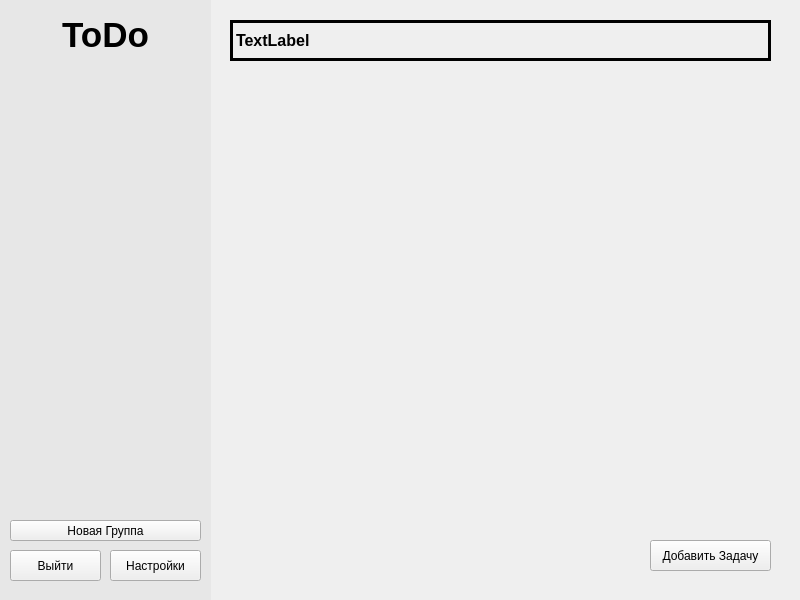
Old version of the form mainwindow.ui in the repository IlyaChichkov/ToDo_Project.
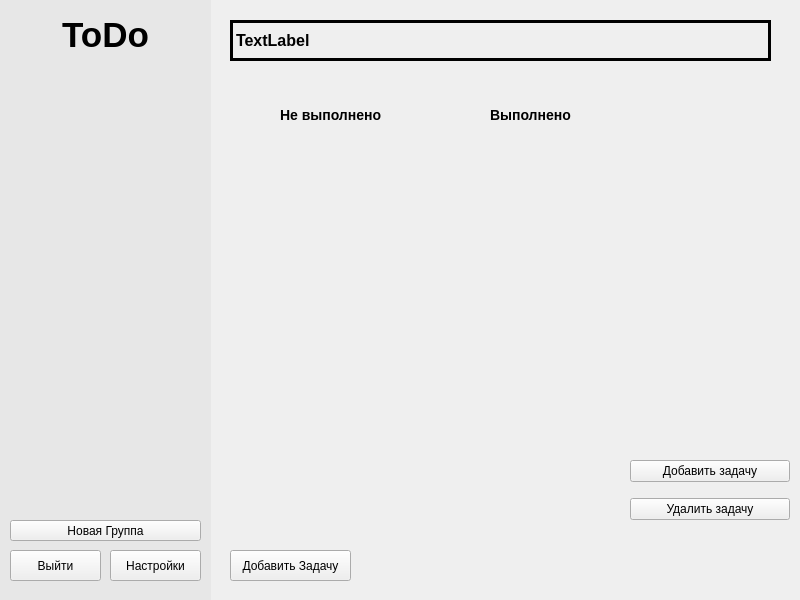
New version of the form.

Patch:
```diff
--- a/mainwindow.ui
+++ b/mainwindow.ui
@@ -162,8 +162,8 @@
    <widget class="QPushButton" name="addNewTask">
     <property name="geometry">
      <rect>
-      <x>650</x>
-      <y>540</y>
+      <x>230</x>
+      <y>550</y>
       <width>121</width>
       <height>31</height>
      </rect>
@@ -172,6 +172,69 @@
      <string>Добавить Задачу</string>
     </property>
    </widget>
+   <widget class="QWidget" name="horizontalLayoutWidget">
+    <property name="geometry">
+     <rect>
+      <x>240</x>
+      <y>140</y>
+      <width>381</width>
+      <height>381</height>
+     </rect>
+    </property>
+    <layout class="QHBoxLayout" name="pcLayout"/>
+   </widget>
+   <widget class="QWidget" name="verticalLayoutWidget">
+    <property name="geometry">
+     <rect>
+      <x>630</x>
+      <y>450</y>
+      <width>160</width>
+      <height>80</height>
+     </rect>
+    </property>
+    <layout class="QVBoxLayout" name="verticalLayout">
+     <item>
+      <widget class="QPushButton" name="AddButton">
+       <property name="text">
+        <string>Добавить задачу</string>
+       </property>
+      </widget>
+     </item>
+     <item>
+      <widget class="QPushButton" name="DeleteButton">
+       <property name="text">
+        <string>Удалить задачу</string>
+       </property>
+      </widget>
+     </item>
+    </layout>
+   </widget>
+   <widget class="QLabel" name="label">
+    <property name="geometry">
+     <rect>
+      <x>280</x>
+      <y>100</y>
+      <width>131</width>
+      <height>31</height>
+     </rect>
+    </property>
+    <property name="text">
+     <string>&lt;h3&gt;Не выполнено&lt;/h3&gt;</string>
+    </property>
+   </widget>
+   <widget class="QLabel" name="label_2">
+    <property name="geometry">
+     <rect>
+      <x>490</x>
+      <y>100</y>
+      <width>101</width>
+      <height>31</height>
+     </rect>
+    </property>
+    <property name="text">
+     <string>&lt;h3&gt;Выполнено&lt;/h3&gt;</string>
+    </property>
+   </widget>
   </widget>
  </widget>
  <tabstops>
```
